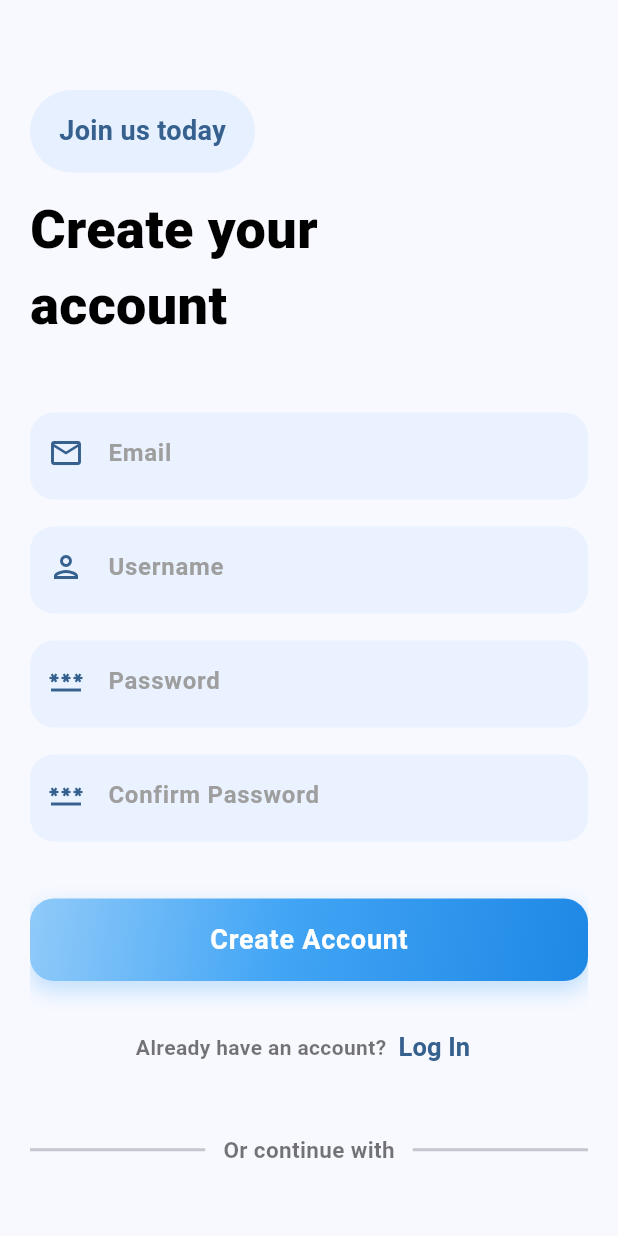
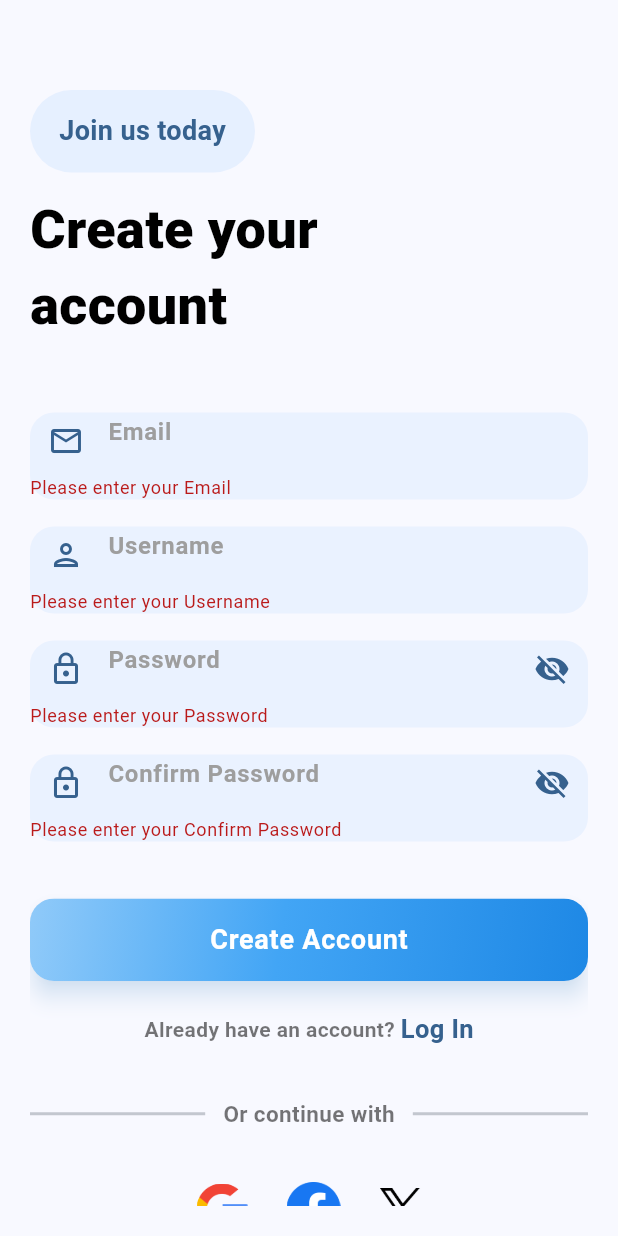
Before and after one commit to as-morat/Hotel-Booking_app, a Flutter app: the SignUp screen opened directly, after a tap on "Create Account", on a phone screen of 412 x 824 dp. Run offline on Flutter 3.47's test engine with Material 3 defaults, Android fonts, the phone set to English and light mode, and no system bars; our stand-ins replace google_fonts, shimmer; Roboto replaces fonts that are missing (Ubuntu).

Commit message:
update sign in & sign up pages

```diff
--- a/lib/pages/sign_up.dart
+++ b/lib/pages/sign_up.dart
@@ -1,3 +1,4 @@
+import 'package:booking_app/pages/sign_in.dart';
 import 'package:booking_app/services/widgets_supported.dart';
 import 'package:flutter/material.dart';
 
@@ -9,6 +10,23 @@ class SignUp extends StatefulWidget {
 }
 
 class _SignUpState extends State<SignUp> {
+  final _formKey = GlobalKey<FormState>();
+  final _emailController = TextEditingController();
+  final _usernameController = TextEditingController();
+  final _passwordController = TextEditingController();
+  final _confirmPasswordController = TextEditingController();
+  bool _isPasswordVisible = false;
+  bool _isConfirmPasswordVisible = false;
+
+  @override
+  void dispose() {
+    _emailController.dispose();
+    _usernameController.dispose();
+    _passwordController.dispose();
+    _confirmPasswordController.dispose();
+    super.dispose();
+  }
+
   @override
   Widget build(BuildContext context) {
     final theme = Theme.of(context);
@@ -47,50 +65,83 @@ class _SignUpState extends State<SignUp> {
                 alignment: .topLeft,
                 child: Text(
                   "Create your account",
-                  style: AppWidget.normalTextStyle(
-                    36,
-                  ).copyWith(fontWeight: FontWeight.w800),
+                  style: AppWidget.normalTextStyle(36).copyWith(
+                    fontWeight: FontWeight.w800,
+                  ),
                 ),
               ),
               const SizedBox(height: 40),
               Form(
+                key: _formKey,
                 child: Column(
                   children: [
                     _textField(
-                      Icons.email_outlined,
-                      "Email",
-                      false,
-                      TextInputType.emailAddress,
+                      controller: _emailController,
+                      icon: Icons.email_outlined,
+                      hintText: "Email",
+                      obscureText: false,
+                      type: TextInputType.emailAddress,
                     ),
                     _textField(
-                      Icons.person_outlined,
-                      "Username",
-                      false,
-                      TextInputType.name,
+                      controller: _usernameController,
+                      icon: Icons.person_outlined,
+                      hintText: "Username",
+                      obscureText: false,
+                      type: TextInputType.name,
                     ),
                     _textField(
-                      Icons.password,
-                      "Password",
-                      true,
-                      TextInputType.visiblePassword,
+                      controller: _passwordController,
+                      icon: Icons.lock_outline,
+                      hintText: "Password",
+                      obscureText: !_isPasswordVisible,
+                      type: TextInputType.visiblePassword,
+                      isPassword: true,
+                      onVisibilityToggle: () {
+                        setState(() {
+                          _isPasswordVisible = !_isPasswordVisible;
+                        });
+                      },
                     ),
                     _textField(
-                      Icons.password,
-                      "Confirm Password",
-                      true,
-                      TextInputType.visiblePassword,
+                      controller: _confirmPasswordController,
+                      icon: Icons.lock_outline,
+                      hintText: "Confirm Password",
+                      obscureText: !_isConfirmPasswordVisible,
+                      type: TextInputType.visiblePassword,
+                      isPassword: true,
+                      isConfirmPassword: true,
+                      onVisibilityToggle: () {
+                        setState(() {
+                          _isConfirmPasswordVisible = !_isConfirmPasswordVisible;
+                        });
+                      },
                     ),
                   ],
                 ),
               ),
               const SizedBox(height: 20),
-              Container(
+              SizedBox(
                 height: 55,
                 width: size.width,
+                child: ElevatedButton(
+                  onPressed: () {
+                    if (_formKey.currentState!.validate()) {
+                      // Sign up logic here
+                    }
+                  },
+                  style: ElevatedButton.styleFrom(
+                    elevation: 6,
+                    padding: EdgeInsets.zero,
+                    shape: RoundedRectangleBorder(
+                      borderRadius: BorderRadius.circular(16),
+                    ),
+                    shadowColor: Colors.blue.withValues(alpha: 0.25),
+                  ),
+                  child: Ink(
                     decoration: BoxDecoration(
                       gradient: const LinearGradient(
-                    begin: Alignment.topLeft,
-                    end: Alignment.bottomRight,
+                        begin: .topLeft,
+                        end: .bottomRight,
                         colors: [
                           Color(0xFF90CAF9),
                           Color(0xFF42A5F5),
@@ -98,27 +149,10 @@ class _SignUpState extends State<SignUp> {
                         ],
                         stops: [0.0, 0.45, 1.0],
                       ),
-                  borderRadius: BorderRadius.circular(16),
-                  boxShadow: [
-                    BoxShadow(
-                      offset: const Offset(0, 6),
-                      blurRadius: 12,
-                      spreadRadius: 1,
-                      color: Colors.blue.withValues(alpha: 0.25),
+                      borderRadius: .circular(16),
                     ),
-                  ],
-                ),
-                child: ElevatedButton(
-                  onPressed: () {},
-                  style: ElevatedButton.styleFrom(
-                    elevation: 0,
-                    backgroundColor: Colors.transparent,
-                    shadowColor: Colors.transparent,
-                    shape: RoundedRectangleBorder(
-                      borderRadius: BorderRadius.circular(16),
-                    ),
-                    padding: .zero,
-                  ),
+                    child: Container(
+                      alignment: .center,
                       child: const Text(
                         "Create Account",
                         style: TextStyle(
@@ -130,28 +164,29 @@ class _SignUpState extends State<SignUp> {
                       ),
                     ),
                   ),
+                ),
+              ),
               const SizedBox(height: 20),
               Row(
                 mainAxisAlignment: .center,
                 children: [
                   Text(
-                    "Already have an account?",
-                    style: AppWidget.normalTextStyle(
-                      14,
-                    ).copyWith(color: Colors.black54),
+                    "Already have an account? ",
+                    style: AppWidget.normalTextStyle(14).copyWith(
+                      color: Colors.black54,
                     ),
-                  TextButton(
-                    onPressed: () {},
-                    style: TextButton.styleFrom(
-                      padding: .zero,
-                      splashFactory: NoSplash.splashFactory,
-                      overlayColor: Colors.transparent,
+                  ),
+                  GestureDetector(
+                    onTap: () => Navigator.pushReplacement(
+                      context,
+                      MaterialPageRoute(builder: (_) => const SignIn()),
                     ),
                     child: Text(
                       "Log In",
-                      style: AppWidget.normalTextStyle(
-                        17,
-                      ).copyWith(color: theme.colorScheme.primary),
+                      style: AppWidget.normalTextStyle(17).copyWith(
+                        color: theme.colorScheme.primary,
+                        fontWeight: FontWeight.w600,
+                      ),
                     ),
                   ),
                 ],
@@ -159,49 +194,28 @@ class _SignUpState extends State<SignUp> {
               const SizedBox(height: 22),
               Row(
                 children: [
-                  Expanded(child: Divider(thickness: 2)),
+                  const Expanded(child: Divider(thickness: 2)),
                   Padding(
-                    padding: .all(12),
+                    padding: const .all(12),
                     child: Text(
                       "Or continue with",
-                      style: AppWidget.normalTextStyle(
-                        15,
-                      ).copyWith(color: Colors.black54),
+                      style: AppWidget.normalTextStyle(15).copyWith(
+                        color: Colors.black54,
                       ),
                     ),
-                  Expanded(child: Divider(thickness: 2)),
+                  ),
+                  const Expanded(child: Divider(thickness: 2)),
                 ],
               ),
               const SizedBox(height: 15),
               Row(
                 mainAxisAlignment: .center,
                 children: [
-                  SizedBox(
-                    height: 50,
-                    width: 50,
-                    child: IconButton(
-                      onPressed: () {},
-                      icon: Image.asset("images/google.png"),
-                    ),
-                  ),
-                  const SizedBox(width: 10,),
-                  SizedBox(
-                    height: 52,
-                    width: 52,
-                    child: IconButton(
-                      onPressed: () {},
-                      icon: Image.asset("images/facebook.png"),
-                    ),
-                  ),
-                  const SizedBox(width: 10,),
-                  SizedBox(
-                    height: 44,
-                    width: 44,
-                    child: IconButton(
-                      onPressed: () {},
-                      icon: Image.asset("images/twitter.png"),
-                    ),
-                  ),
+                  _socialButton("images/google.png", 50),
+                  const SizedBox(width: 10),
+                  _socialButton("images/facebook.png", 52),
+                  const SizedBox(width: 10),
+                  _socialButton("images/twitter.png", 44),
                 ],
               ),
             ],
@@ -211,29 +225,62 @@ class _SignUpState extends State<SignUp> {
     );
   }
 
-  Widget _textField(
-    IconData icon,
-    String hintText, [
+  Widget _textField({
+    required TextEditingController controller,
+    required IconData icon,
+    required String hintText,
     bool obscureText = false,
     TextInputType type = TextInputType.none,
-  ]) {
+    bool isPassword = false,
+    bool isConfirmPassword = false,
+    VoidCallback? onVisibilityToggle,
+  }) {
     final theme = Theme.of(context);
     final size = MediaQuery.of(context).size;
+
     return Container(
       height: 58,
       width: size.width,
       margin: const .only(bottom: 18),
       decoration: BoxDecoration(
         color: theme.colorScheme.primaryContainer.withValues(alpha: 0.35),
-        borderRadius: BorderRadius.circular(16),
+        borderRadius: .circular(16),
       ),
       child: TextFormField(
+        controller: controller,
         obscureText: obscureText,
         keyboardType: type,
+        validator: (value) {
+          if (value == null || value.isEmpty) {
+            return 'Please enter your $hintText';
+          }
+          if (hintText == "Email" && !value.contains('@')) {
+            return 'Please enter a valid email';
+          }
+          if (hintText == "Username" && value.length < 3) {
+            return 'Username must be at least 3 characters';
+          }
+          if (hintText == "Password" && value.length < 6) {
+            return 'Password must be at least 6 characters';
+          }
+          if (isConfirmPassword && value != _passwordController.text) {
+            return 'Passwords do not match';
+          }
+          return null;
+        },
         decoration: InputDecoration(
-          contentPadding: const EdgeInsets.symmetric(vertical: 14),
+          contentPadding: const .symmetric(vertical: 14),
           border: InputBorder.none,
           prefixIcon: Icon(icon, size: 24, color: theme.colorScheme.primary),
+          suffixIcon: isPassword
+              ? IconButton(
+            icon: Icon(
+              obscureText ? Icons.visibility_off : Icons.visibility,
+              color: theme.colorScheme.primary,
+            ),
+            onPressed: onVisibilityToggle,
+          )
+              : null,
           hintText: hintText,
           hintStyle: const TextStyle(color: Colors.grey, fontSize: 16),
         ),
@@ -245,4 +292,17 @@ class _SignUpState extends State<SignUp> {
       ),
     );
   }
+
+  Widget _socialButton(String imagePath, double size) {
+    return SizedBox(
+      height: size,
+      width: size,
+      child: IconButton(
+        onPressed: () {
+          // Social sign up logic
+        },
+        icon: Image.asset(imagePath),
+      ),
+    );
   }
+}
```
Also changed, not shown: lib/pages/sign_in.dart (+114 -80 lines). Lines whose indentation alone changed are shown as unchanged.
